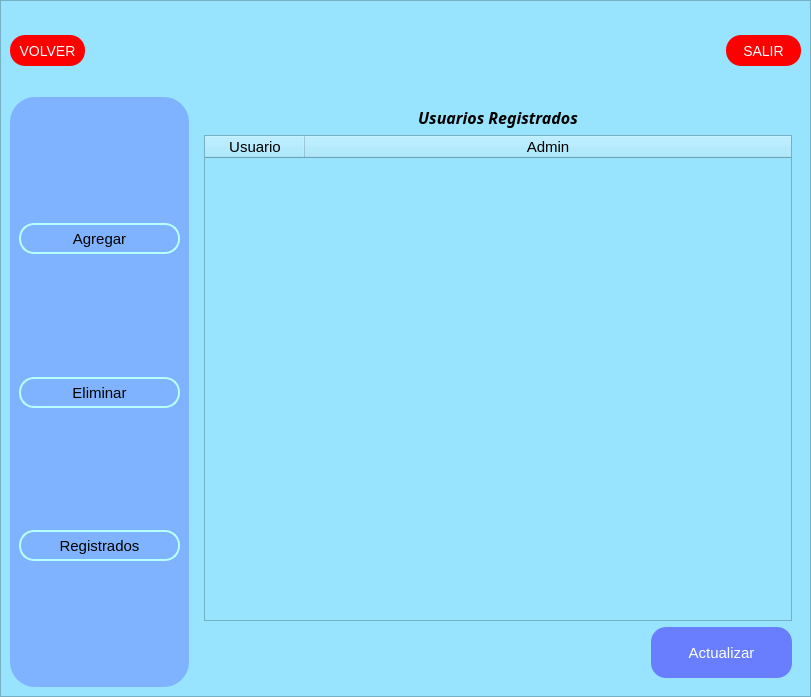
Above: ui/register.ui from Reinaldito04/IUTA----HORARIOS before the change. Below: the same form after it.
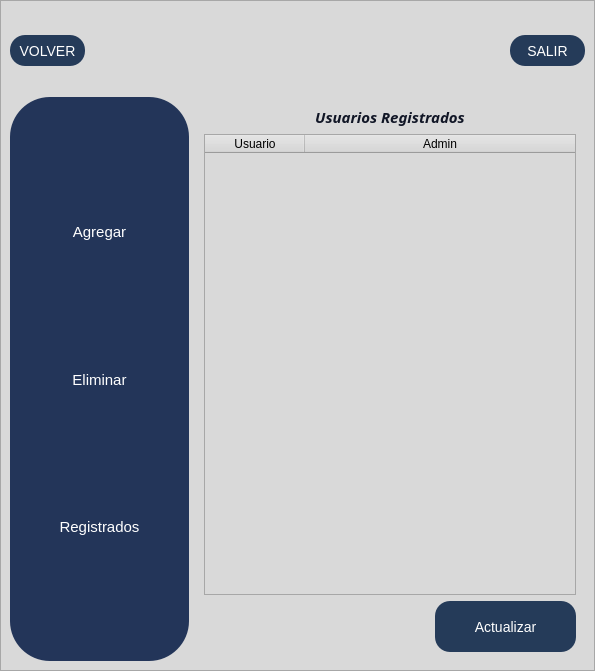
That is the form after the change. The open tabs and pages were chosen to show the change. Icons and pictures are not drawn.

```diff
--- a/ui/register.ui
+++ b/ui/register.ui
@@ -6,8 +6,8 @@
    <rect>
     <x>0</x>
     <y>0</y>
-    <width>811</width>
-    <height>697</height>
+    <width>595</width>
+    <height>671</height>
    </rect>
   </property>
   <property name="windowTitle">
@@ -30,7 +30,16 @@
     <item>
      <widget class="QFrame" name="frame">
       <property name="styleSheet">
-       <string notr="true">background-color:rgb(152, 228, 255);</string>
+       <string notr="true">QFrame{
+background-color:#D9D9D9;
+
+}
+QLineEdit{
+background-color: #7E94Bf;
+}
+QLabel{
+font-size:15px;
+color:#111626;}</string>
       </property>
       <property name="frameShape">
        <enum>QFrame::StyledPanel</enum>
@@ -56,10 +65,15 @@
             </size>
            </property>
            <property name="styleSheet">
-            <string notr="true">background-color:red;
+            <string notr="true">QPushButton{
+background-color:#253b59;
 color:white;
 font-size:14px;
-border-radius:15px;</string>
+border-radius:15px;
+}
+QPushButton::Hover{
+background-color:#637aa6;
+}</string>
            </property>
            <property name="text">
             <string>VOLVER</string>
@@ -96,7 +110,7 @@
            <property name="font">
             <font>
              <family>Hack Nerd Font Mono</family>
-             <pointsize>12</pointsize>
+             <pointsize>-1</pointsize>
              <weight>75</weight>
              <italic>true</italic>
              <bold>true</bold>
@@ -144,10 +158,15 @@
             </size>
            </property>
            <property name="styleSheet">
-            <string notr="true">background-color:red;
+            <string notr="true">QPushButton{
+background-color:#253b59;
 color:white;
 font-size:14px;
-border-radius:15px;</string>
+border-radius:15px;
+}
+QPushButton::Hover{
+background-color:#637aa6;
+}</string>
            </property>
            <property name="text">
             <string>SALIR</string>
@@ -161,8 +180,18 @@
          <item>
           <widget class="QFrame" name="frame_2">
            <property name="styleSheet">
-            <string notr="true">background-color:rgb(128, 179, 255);
-border-radius:25px;</string>
+            <string notr="true">QFrame{
+background-color:#233559;
+border-radius:40px;
+}
+QPushButton{
+background-color:#233559;
+color:#FFF;
+border-radius:15px;
+}
+QPushButton::Hover{
+background-color: #637aa6 ;
+}</string>
            </property>
            <property name="frameShape">
             <enum>QFrame::StyledPanel</enum>
@@ -202,8 +231,7 @@
                 </property>
                 <property name="styleSheet">
                  <string notr="true">font-size:15px;
-border:2px solid rgb(182, 255, 250);
-border-radius:15px;</string>
+</string>
                 </property>
                 <property name="text">
                  <string>Agregar</string>
@@ -249,8 +277,7 @@
                 </property>
                 <property name="styleSheet">
                  <string notr="true">font-size:15px;
-border:2px solid rgb(182, 255, 250);
-border-radius:15px;</string>
+</string>
                 </property>
                 <property name="text">
                  <string>Eliminar</string>
@@ -296,8 +323,7 @@
                 </property>
                 <property name="styleSheet">
                  <string notr="true">font-size:15px;
-border:2px solid rgb(182, 255, 250);
-border-radius:15px;</string>
+</string>
                 </property>
                 <property name="text">
                  <string>Registrados</string>
@@ -774,7 +800,7 @@
                    <property name="font">
                     <font>
                      <family>Hack Nerd Font Mono</family>
-                     <pointsize>12</pointsize>
+                     <pointsize>-1</pointsize>
                      <weight>75</weight>
                      <italic>true</italic>
                      <bold>true</bold>
@@ -811,11 +837,46 @@
                  <property name="minimumSize">
                   <size>
                    <width>0</width>
-                   <height>470</height>
+                   <height>399</height>
                   </size>
                  </property>
                  <property name="styleSheet">
-                  <string notr="true">background-color:rgb(152, 228, 255);
+                  <string notr="true">QTableWidget {
+                background-color: transparent;
+                border: 1px solid black;
+                border-radius: 10px;
+            }
+
+            QTableWidget QHeaderView::section {
+                background-color: #253b59;
+                color: #fff;
+                border-bottom: 2px solid white;
+            }
+
+            QTableWidget QHeaderView::section:first {
+                border-top-left-radius: 10px;
+            }
+
+            QTableWidget QHeaderView::section:last {
+                border-top-right-radius: 10px;
+            }
+
+            QTableWidget QTableCornerButton::section {
+                background-color: #63b6bf;
+                border-top-left-radius: 10px;
+            }
+
+            QTableWidget::item {
+                background-color: #63b6bf;
+                color: #111626;
+                border-bottom: 1px solid black;
+                padding: 5px;
+            }
+
+            QTableWidget::item:selected {
+                background-color: #b6ecf2;
+                color: #111626;
+            }
 font-size:15px;</string>
                  </property>
                  <property name="rowCount">
@@ -866,10 +927,15 @@
                     </size>
                    </property>
                    <property name="styleSheet">
-                    <string notr="true">border-radius:15px;
+                    <string notr="true">QPushButton{
+background-color:#253b59;
 color:white;
-font-size:15px;
-background-color: rgb(104, 126, 255);</string>
+font-size:14px;
+border-radius:15px;
+}
+QPushButton::Hover{
+background-color:#637aa6;
+}</string>
                    </property>
                    <property name="text">
                     <string>Actualizar</string>
```
Left out of the diff: 58 changed lines with no effect on the pictures.
